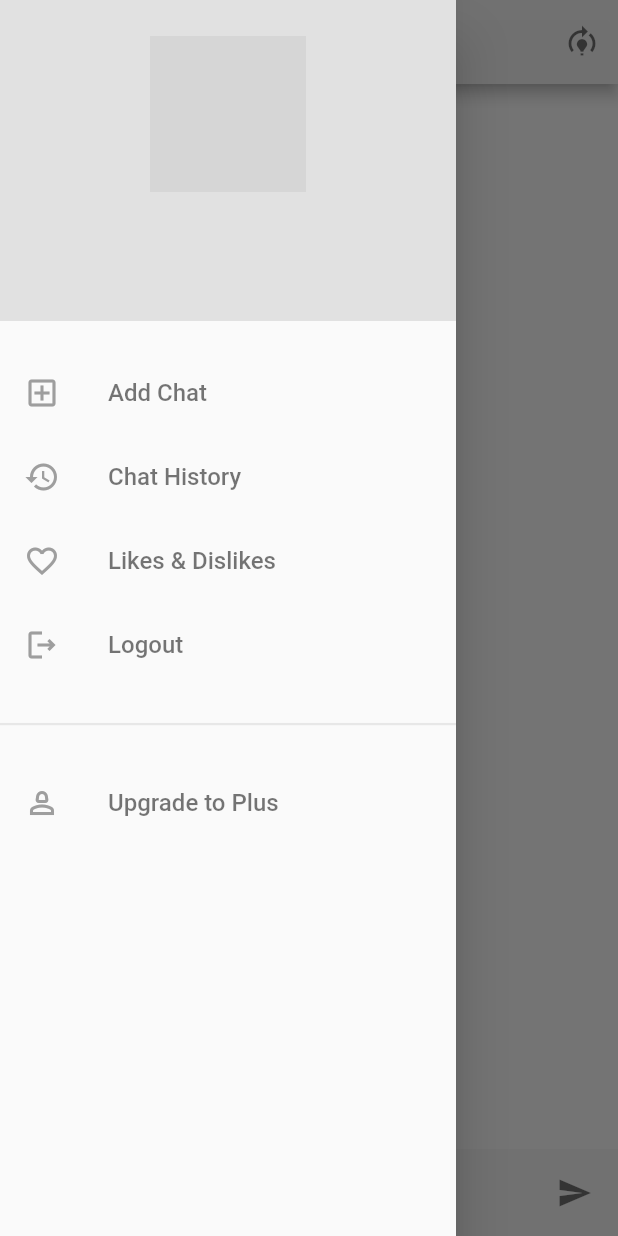
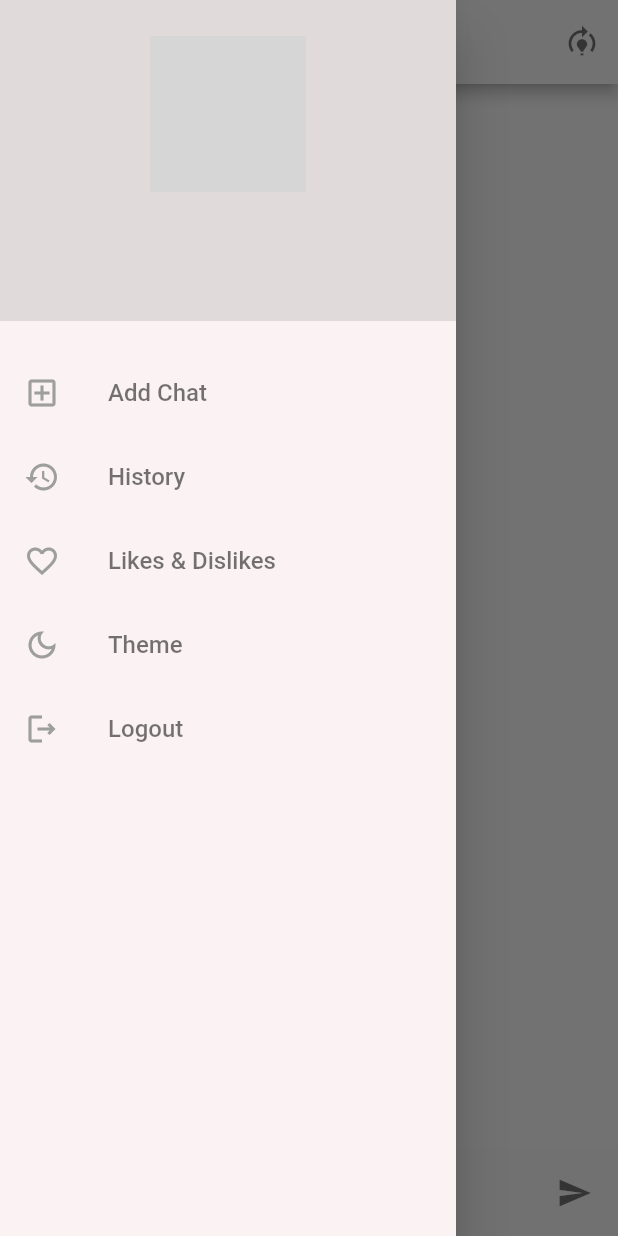
Before and after one commit to Hafsa191097/K-GPT, a Flutter app: the screen it shows once a user with an empty profile is signed in, with the side drawer open, on a phone screen of 412 x 824 dp. Run offline on Flutter 3.47's test engine with Material 2 defaults, Android fonts, the phone set to English and light mode, and no system bars; our stand-ins replace animated_text_kit, cloud_firestore, firebase_auth, firebase_core, flutter_native_splash, flutter_spinkit and 3 more; accounts and stored records are empty; network calls fail; statements that could not run were skipped; grey boxes are pictures that could not be loaded.

Commit message:
All Done

```diff
--- a/lib/Screens/GptScreen.dart
+++ b/lib/Screens/GptScreen.dart
@@ -4,11 +4,14 @@ import 'package:firebase_auth/firebase_auth.dart';
 import 'package:flutter/material.dart';
 import 'package:flutter_spinkit/flutter_spinkit.dart';
 import 'package:kgpt/firestoreData/saveData.dart';
+import 'package:kgpt/providers/dark_theme_provider.dart';
+import 'package:kgpt/sharedpreference/darkmode.dart';
 import 'package:provider/provider.dart';
 import '../constants/constants.dart';
 import '../providers/chat_provider.dart';
 import '../providers/models_provider.dart';
 import '../services/showmodel.dart';
+import '../Authentication/auth.dart';
 import '../widgets/TextWidget.dart';
 import '../widgets/chat_widget.dart';
 import 'NavigationDrawer.dart';
@@ -58,13 +61,19 @@ class _GptScreenState extends State<GptScreen> {
   Widget build(BuildContext context) {
     final modelsProvider = Provider.of<ModelsProvider>(context);
     final chatProvider = Provider.of<ChatProvider>(context);
+    final themeProvider = Provider.of<DarkThemeProvider>(context);
+    bool isDark = themeProvider.darkTheme;
 
     //  FirestoreService()
     //  .createMessageDocument('ywHcESIgn2w3jHKbrT71', 'pass hogya', 'answer');
 
     return Scaffold(
-      appBar: AppBar(
-        iconTheme: IconThemeData(color: textcolortheme),
+backgroundColor: isDark
+            ? Color.fromARGB(214, 40, 41, 57)
+            : Color.fromARGB(255, 249, 249, 249),      appBar: AppBar(
+        backgroundColor: isDark? Color.fromARGB(214, 40, 41, 57)
+        :Color.fromARGB(255, 249, 249, 249),
+        iconTheme: IconThemeData(color:  isDark? Colors.white:Colors.black54),
         title: FutureBuilder<User?>(
           future: FirebaseAuth.instance.authStateChanges().first,
           builder: (BuildContext context, AsyncSnapshot<User?> snapshot) {
@@ -78,7 +87,7 @@ class _GptScreenState extends State<GptScreen> {
                   ? Text(
                       _user!.displayName ?? 'N/A',
                       style: TextStyle(
-                        color: textcolortheme,
+                        color:  isDark? Colors.white:Colors.black54,
                         fontSize: 20,
                       ),
                     )
@@ -109,7 +118,9 @@ class _GptScreenState extends State<GptScreen> {
                       msg: chatProvider.getChatList[index].msg,
                       chatIndex: chatProvider.getChatList[index].chatIndex,
                       shouldAnimate:
-                          chatProvider.getChatList.length - 1 == index,
+                          chatProvider.shouldanimatelast == false ?
+                          chatProvider.getChatList.length - 1 == index :
+                          chatProvider.shouldanimatelast == true,
                       status: chatProvider.getChatList[index].status,
                     );
                   }),
@@ -124,7 +135,7 @@ class _GptScreenState extends State<GptScreen> {
               height: 15,
             ),
             Material(
-              color: cardColor,
+              color: isDark? Color.fromARGB(213, 52, 54, 74):cardColor,
               child: Padding(
                 padding: const EdgeInsets.all(5.0),
                 child: Row(
@@ -132,7 +143,7 @@ class _GptScreenState extends State<GptScreen> {
                     Expanded(
                       child: TextField(
                         focusNode: focusNode,
-                        style:  TextStyle(color: textcolortheme),
+                        style:  TextStyle(color: isDark? Colors.white:Colors.black54),
                         controller: textEditingController,
                         onSubmitted: (value) async {
                           await sendMessageFCT(
@@ -141,7 +152,7 @@ class _GptScreenState extends State<GptScreen> {
                         },
                         decoration:  InputDecoration.collapsed(
                           hintText: "How can I help you",
-                          hintStyle: TextStyle(color: textcolortheme),
+                          hintStyle: TextStyle(color: isDark? Colors.white:Colors.black54),
                         ),
                       ),
                     ),
@@ -153,7 +164,7 @@ class _GptScreenState extends State<GptScreen> {
                       },
                       icon:  Icon(
                         Icons.send,
-                        color: textcolortheme,
+                        color: isDark? Colors.white:Colors.black54,
                       ),
                     ),
                   ],
@@ -192,28 +203,28 @@ class _GptScreenState extends State<GptScreen> {
       required ChatProvider chatProvider}) async {
     if (_isTyping) {
       ScaffoldMessenger.of(context).showSnackBar(
-         SnackBar(
+        const SnackBar(
           content: TextWidget(
             label: "You cant send multiple messages at a time",
             color: Colors.white,
             fontSize: 14,
             fontWeight: FontWeight.normal,
           ),
-          backgroundColor: textcolortheme,
+          backgroundColor: Colors.black54,
         ),
       );
       return;
     }
     if (textEditingController.text.isEmpty) {
       ScaffoldMessenger.of(context).showSnackBar(
-         SnackBar(
+        const SnackBar(
           content: TextWidget(
             label: "Please type a message",
             color: Colors.white,
             fontSize: 14,
             fontWeight: FontWeight.normal,
           ),
-          backgroundColor: textcolortheme,
+          backgroundColor: Colors.black54,
         ),
       );
       return;
@@ -244,7 +255,7 @@ class _GptScreenState extends State<GptScreen> {
           fontSize: 14,
           fontWeight: FontWeight.normal,
         ),
-        backgroundColor: textcolortheme,
+        backgroundColor: Colors.black54,
       ));
     } finally {
       setState(() {
--- a/lib/Screens/NavigationDrawer.dart
+++ b/lib/Screens/NavigationDrawer.dart
@@ -2,8 +2,9 @@ import 'package:flutter/material.dart';
 import 'package:kgpt/Screens/history.dart';
 import 'package:kgpt/Screens/likes_dislike.dart';
 import 'package:kgpt/providers/chat_provider.dart';
+import 'package:kgpt/providers/dark_theme_provider.dart';
 import 'package:provider/provider.dart';
-import '../Authentication/SignUp.dart';
+import '../Authentication/Register.dart';
 import '../Authentication/auth.dart';
 import '../constants/constants.dart';
 import 'package:firebase_auth/firebase_auth.dart';
@@ -18,6 +19,7 @@ class NavigationDrawerr extends StatefulWidget {
 
 class _NavigationDrawerrState extends State<NavigationDrawerr> {
   User? _user;
+
   @override
   void initState() {
     super.initState();
@@ -35,6 +37,9 @@ class _NavigationDrawerrState extends State<NavigationDrawerr> {
 
   @override
   Widget build(BuildContext context) => Drawer(
+        backgroundColor: Provider.of<DarkThemeProvider>(context).darkTheme
+            ? Color.fromARGB(255, 40, 41, 57)
+            : const Color.fromARGB(255, 251, 243, 243),
         child: SingleChildScrollView(
           child: Column(
             crossAxisAlignment: CrossAxisAlignment.stretch,
@@ -47,12 +52,16 @@ class _NavigationDrawerrState extends State<NavigationDrawerr> {
       );
 
   buildHeader(BuildContext context) => Container(
-        color: text,
+        color: Provider.of<DarkThemeProvider>(context).darkTheme
+            ? Color.fromARGB(213, 54, 55, 76)
+            : text,
         padding: EdgeInsets.only(
             top: 24 + MediaQuery.of(context).padding.top, bottom: 24),
         child: FutureBuilder<User?>(
           future: FirebaseAuth.instance.authStateChanges().first,
           builder: (BuildContext context, AsyncSnapshot<User?> snapshot) {
+            final themeProvider = Provider.of<DarkThemeProvider>(context);
+            bool isDark = themeProvider.darkTheme;
             if (snapshot.connectionState == ConnectionState.waiting) {
               return const Center(child: CircularProgressIndicator());
             } else if (snapshot.hasError) {
@@ -71,13 +80,13 @@ class _NavigationDrawerrState extends State<NavigationDrawerr> {
                         const SizedBox(height: 15),
                         Text(_user!.displayName ?? 'N/A',
                             style: TextStyle(
-                              color: textcolortheme,
+                              color: isDark ? Colors.white : Colors.black54,
                               fontSize: 20,
                             )),
                         const SizedBox(height: 5),
                         Text('${_user!.email}',
                             style: TextStyle(
-                              color: textcolortheme,
+                              color: isDark ? Colors.white : Colors.black54,
                               fontSize: 16,
                             )),
                       ],
@@ -88,15 +97,21 @@ class _NavigationDrawerrState extends State<NavigationDrawerr> {
         ),
       );
 
-  buildMenuItems(BuildContext context) => Column(
+  buildMenuItems(BuildContext context) {
+    bool isDark = Provider.of<DarkThemeProvider>(context).darkTheme;
+    return Column(
       children: [
         SizedBox(height: 20),
         ListTile(
           leading: const Icon(Icons.add_box_outlined, color: Colors.grey),
-            title:  Text('Add Chat',
-                style: TextStyle(color: textcolortheme, fontSize: 16)),
+          title: Text(
+            'Add Chat',
+            style: TextStyle(
+                color: isDark ? Colors.white : Colors.black54, fontSize: 16),
+          ),
           onTap: () {
-              final chatProvider = Provider.of<ChatProvider>(context, listen: false);
+            final chatProvider =
+                Provider.of<ChatProvider>(context, listen: false);
             chatProvider.setChatId(''); // new chat
             chatProvider.setChatList([]); //empty chat
 
@@ -106,92 +121,49 @@ class _NavigationDrawerrState extends State<NavigationDrawerr> {
         ),
         ListTile(
           leading: const Icon(Icons.history, color: Colors.grey),
-            title:  Text('Chat History',
-                style: TextStyle(color: textcolortheme, fontSize: 16)),
+          title:  Text('History',
+              style: TextStyle(color: isDark ? Colors.white : Colors.black54, fontSize: 16)),
           onTap: () {
-              Navigator.pushReplacement(
-                  context,
-                  MaterialPageRoute(
-                      builder: (context) => const HistoryScreen()));
+            final chatProvider =
+                Provider.of<ChatProvider>(context, listen: false);
+            chatProvider.shouldanimatelast = false;
+            Navigator.pushReplacement(context,
+                MaterialPageRoute(builder: (context) => const HistoryScreen()));
           },
         ),
         ListTile(
           leading:
               const Icon(Icons.favorite_border_outlined, color: Colors.grey),
           title:  Text('Likes & Dislikes',
-                style: TextStyle(color: textcolortheme, fontSize: 16)),
+              style: TextStyle(color: isDark ? Colors.white : Colors.black54, fontSize: 16)),
           onTap: () {
             Navigator.pushReplacement(
                 context,
                 MaterialPageRoute(
-                    builder: (context) => const LikesDislikeScreen(),
+                    builder: (context) => const LikesDislikeScreen()));
+          },
         ),
-                );
+        ListTile(
+          leading: const Icon(Icons.dark_mode_outlined, color: Colors.grey),
+          title:  Text('Theme',
+              style: TextStyle(color: isDark ? Colors.white : Colors.black54, fontSize: 16)),
+          onTap: () {
+            final themeChange =
+                Provider.of<DarkThemeProvider>(context, listen: false);
+            themeChange.darkTheme = !themeChange.darkTheme;
           },
         ),
         ListTile(
           leading: const Icon(Icons.logout_outlined, color: Colors.grey),
           title:  Text('Logout',
-                style: TextStyle(color: textcolortheme, fontSize: 16)),
+              style: TextStyle(color: isDark ? Colors.white : Colors.black54, fontSize: 16)),
           onTap: () {
             FirebaseAuthentication().signOut();
             Navigator.pushReplacement(context,
-                  MaterialPageRoute(builder: (context) => const SignUp()));
+                MaterialPageRoute(builder: (context) => const Register()));
           },
         ),
-          Divider(
-            color: Color.fromARGB(255, 231, 231, 231), // Change the color of the line
-            height: MediaQuery.of(context).size.height*0.06,
-                  // Change the height of the line
-            thickness: 1.5,     // Change the thickness of the line
-          ),
-          ListTile(
-            leading: const Icon(Icons.person_2_outlined, color: Colors.grey),
-            title:  Text('Upgrade to Plus',
-                style: TextStyle(color: textcolortheme, fontSize: 16)),
-            onTap: () {
-
-              showDialog(
-              context: context,
-              builder: (BuildContext context) {
-                return UpgradeDialog();
-              },
-            );
-            },
-          ),
-
       ],
     );
   }
-
-
-
-class UpgradeDialog extends StatelessWidget {
-  @override
-  Widget build(BuildContext context) {
-    return AlertDialog(
-
-      title: Text('Upgrade to Plus'),
-      content: Column(
-        mainAxisSize: MainAxisSize.min,
-        crossAxisAlignment: CrossAxisAlignment.start,
-        children: <Widget>[
-          Text('Upgrade to the Plus plan to unlock premium features.'),
-          SizedBox(height: 20),
-          Text('Plan Details:'),
-          SizedBox(height: 10),
-          Text(' - Premium features'),
-          Text(' - Priority support'),
-          SizedBox(height: 20),
-          ElevatedButton(
-            onPressed: () {
-
-              Navigator.of(context).pop();
-            },
-            child: Text('Upgrade Now'),
-          ),
-        ],
-      ),
-    );
 }
-}
--- a/lib/constants/api_constants.dart
+++ b/lib/constants/api_constants.dart
@@ -1,2 +1,2 @@
 String BASE_URL = 'https://api.openai.com/v1';
-String API_KEY = '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';
+String API_KEY = '';
--- a/lib/constants/constants.dart
+++ b/lib/constants/constants.dart
@@ -3,9 +3,14 @@ import 'package:flutter/material.dart';
 
 Color scaffoldBackgroundColor = const Color(0xFEFEFEFE);
 Color cardColor = const Color(0xF7F7F7F7);
-Color darkscaffoldBackgroundColor = const Color(0xFEFEFEFE);
-Color darkcardColor = const Color(0xF7F7F7F7);
 Color textColor = const Color(0x1A1A1A1A);
 Color text = Color.fromARGB(26, 0, 0, 0);
 Color text1Color = Colors.grey;
-Color textcolortheme =  Colors.black54;
+Color textcolortheme = Colors.black54;
+
+
+Color scaffoldBackgroundColorDark = Color.fromARGB(255, 63, 70, 92);
+Color cardColorDark = const Color(0xFF1E1E1E);
+Color textColorDark = const Color(0xFFE0E0E0);
+Color textDark = Color(0x1AFFFFFF);
+Color text1ColorDark = Colors.grey[400]!;
--- a/lib/main.dart
+++ b/lib/main.dart
@@ -1,25 +1,35 @@
+import 'dart:developer';
+
 import 'package:flutter/material.dart';
 import 'package:firebase_core/firebase_core.dart';
 import 'package:kgpt/pre_app.dart';
 import 'package:kgpt/providers/chat_provider.dart';
+import 'package:kgpt/providers/dark_theme_provider.dart';
 import 'package:kgpt/providers/models_provider.dart';
 import 'package:provider/provider.dart';
 import 'firebase_options.dart';
+import 'package:flutter/services.dart';
 import 'package:flutter_native_splash/flutter_native_splash.dart';
 import 'constants/constants.dart';
 
-Future<void> main() async{
+Future<void> main() async {
 
   WidgetsBinding widgetsBinding = WidgetsFlutterBinding.ensureInitialized();
+  SystemChrome.setEnabledSystemUIMode(
+    SystemUiMode.leanBack,
+    overlays: [],
+  );
   await Firebase.initializeApp(
     options: DefaultFirebaseOptions.currentPlatform,
   );
 
   FlutterNativeSplash.preserve(widgetsBinding: widgetsBinding);
   runApp(const MyApp());
+
+  await Future.delayed(const Duration(seconds: 3));
   FlutterNativeSplash.remove();
+
 }
-
 
 class MyApp extends StatefulWidget {
   const MyApp({super.key});
@@ -28,11 +38,28 @@ class MyApp extends StatefulWidget {
   State<MyApp> createState() => _MyAppState();
 }
 
+class _MyAppState extends State<MyApp> {
+  DarkThemeProvider themeChangeProvider = new DarkThemeProvider();
 
-class _MyAppState extends State<MyApp> {
+  @override
+  void initState(){
+    super.initState();
+    getCurrentAppTheme();
+     SystemChrome.setSystemUIChangeCallback(
+      (systemOverlaysAreVisisble) async{
+        log("Changed: $systemOverlaysAreVisisble" );
+      }
+    );
+  }
+
+  void getCurrentAppTheme() async {
+    themeChangeProvider.darkTheme =
+        await themeChangeProvider.darkThemePreference.getTheme();
+  }
 
   @override
   Widget build(BuildContext context) {
+    bool isDark = themeChangeProvider.darkTheme;
     return MultiProvider(
       providers: [
         ChangeNotifierProvider(
@@ -41,17 +68,22 @@ class _MyAppState extends State<MyApp> {
         ChangeNotifierProvider(
           create: (_) => ChatProvider(),
         ),
-
+        ChangeNotifierProvider(
+          create: (_) {
+            return themeChangeProvider;
+          },
+        ),
       ],
       child: MaterialApp(
         title: 'Flutter ChatBOT',
         debugShowCheckedModeBanner: false,
         theme: ThemeData(
-            scaffoldBackgroundColor: scaffoldBackgroundColor,
-            appBarTheme: AppBarTheme(
-              color: cardColor,
-            )),
-
+          scaffoldBackgroundColor:
+              isDark ? scaffoldBackgroundColorDark : scaffoldBackgroundColor,
+          appBarTheme: AppBarTheme(
+            color: isDark ? cardColorDark : cardColor,
+          ),
+        ),
         home: const PreApp(),
       ),
     );
--- a/lib/pre_app.dart
+++ b/lib/pre_app.dart
@@ -2,7 +2,7 @@ import 'dart:developer';
 import 'package:flutter/material.dart';
 import 'package:firebase_auth/firebase_auth.dart';
 
-import 'Authentication/SignUp.dart';
+import 'Authentication/Register.dart';
 import 'Screens/GptScreen.dart';
 
 
@@ -25,7 +25,7 @@ class PreApp extends StatelessWidget {
         } else if (snapshot.hasData) { // user is logged in
           return const GptScreen();
         } else { //user is null
-          return const SignUp();
+          return const Register();
         }
       },
     );
--- /dev/null
+++ b/lib/providers/dark_theme_provider.dart
@@ -0,0 +1,15 @@
+import 'package:flutter/material.dart';
+import 'package:kgpt/sharedpreference/darkmode.dart';
+
+class DarkThemeProvider with ChangeNotifier {
+  DarkThemePreference darkThemePreference = DarkThemePreference();
+  bool _darkTheme = false;
+
+  bool get darkTheme => _darkTheme;
+
+  set darkTheme(bool value) {
+    _darkTheme = value;
+    darkThemePreference.setDarkTheme(value);
+    notifyListeners();
+  }
+}
--- /dev/null
+++ b/lib/sharedpreference/darkmode.dart
@@ -0,0 +1,15 @@
+import 'package:shared_preferences/shared_preferences.dart';
+
+class DarkThemePreference {
+  static const THEME_STATUS = "THEMESTATUS";
+
+  setDarkTheme(bool value) async {
+    SharedPreferences prefs = await SharedPreferences.getInstance();
+    prefs.setBool(THEME_STATUS, value);
+  }
+
+  Future<bool> getTheme() async {
+    SharedPreferences prefs = await SharedPreferences.getInstance();
+    return prefs.getBool(THEME_STATUS) ?? false;
+  }
+}
--- a/pubspec.yaml
+++ b/pubspec.yaml
@@ -23,7 +23,7 @@ dependencies:
   firebase_core: ^2.15.0
   google_sign_in: ^6.1.4
   cloud_firestore: ^4.9.1
-  flutter_native_splash: ^2.3.2
+
   google_fonts: ^5.1.0
   shared_preferences: ^2.0.15
 
@@ -31,6 +31,7 @@ dev_dependencies:
   flutter_test:
     sdk: flutter
   flutter_lints: ^2.0.0
+  flutter_native_splash: ^2.3.2
 flutter_native_splash:
   android: true
   ios: true
```
Also changed, not shown: lib/Authentication/Register.dart (added, +76 -0 lines), lib/Authentication/SignUp.dart (deleted, +0 -73 lines), lib/Screens/history.dart (+36 -18 lines), lib/Screens/likes_dislike.dart (+16 -8 lines), lib/firestoreData/saveData.dart (+8 -3 lines), lib/providers/chat_provider.dart (+8 -1 lines), lib/widgets/chat_widget.dart (+27 -8 lines), lib/widgets/likes_dislike_widget.dart (added, +153 -0 lines), assets/splash.png, pubspec.lock, 6 other files. Lines whose indentation alone changed are shown as unchanged.
